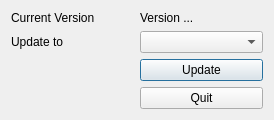
antocuni/vcsdeploy, file vcsdeploy/MainWindow.ui: the form before one commit.
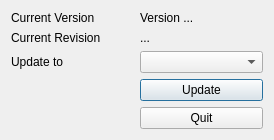
The form after the commit. Icons and pictures are not drawn.

Commit message: add two new config options: editable_revision makes the combobox editable, and show_revision shows the actual mercurial revision hash (not implemented yet)

Diff of the .ui file:
```diff
--- a/vcsdeploy/MainWindow.ui
+++ b/vcsdeploy/MainWindow.ui
@@ -7,7 +7,7 @@
     <x>0</x>
     <y>0</y>
     <width>274</width>
-    <height>109</height>
+    <height>127</height>
    </rect>
   </property>
   <property name="windowTitle">
@@ -28,21 +28,24 @@
      </property>
     </widget>
    </item>
-   <item row="1" column="0">
+   <item row="2" column="0">
     <widget class="QLabel" name="label_2">
      <property name="text">
       <string>Update to</string>
      </property>
     </widget>
    </item>
-   <item row="1" column="1">
+   <item row="2" column="1">
     <widget class="QComboBox" name="cmbUpdateTo">
+     <property name="editable">
+      <bool>false</bool>
+     </property>
      <property name="frame">
       <bool>true</bool>
      </property>
     </widget>
    </item>
-   <item row="2" column="1">
+   <item row="3" column="1">
     <widget class="QPushButton" name="btnUpdate">
      <property name="text">
       <string>Update</string>
@@ -53,13 +56,30 @@
      </property>
     </widget>
    </item>
-   <item row="3" column="1">
+   <item row="4" column="1">
     <widget class="QPushButton" name="btnQuit">
      <property name="text">
       <string>Quit</string>
      </property>
     </widget>
    </item>
+   <item row="1" column="0">
+    <widget class="QLabel" name="lblCurrentRevision">
+     <property name="text">
+      <string>Current Revision</string>
+     </property>
+    </widget>
+   </item>
+   <item row="1" column="1">
+    <widget class="QLabel" name="lblCurrentRevisionValue">
+     <property name="text">
+      <string>...</string>
+     </property>
+     <property name="textInteractionFlags">
+      <set>Qt::LinksAccessibleByMouse|Qt::TextSelectableByMouse</set>
+     </property>
+    </widget>
+   </item>
   </layout>
  </widget>
  <resources>
```
The commit also changes 3 other files.
